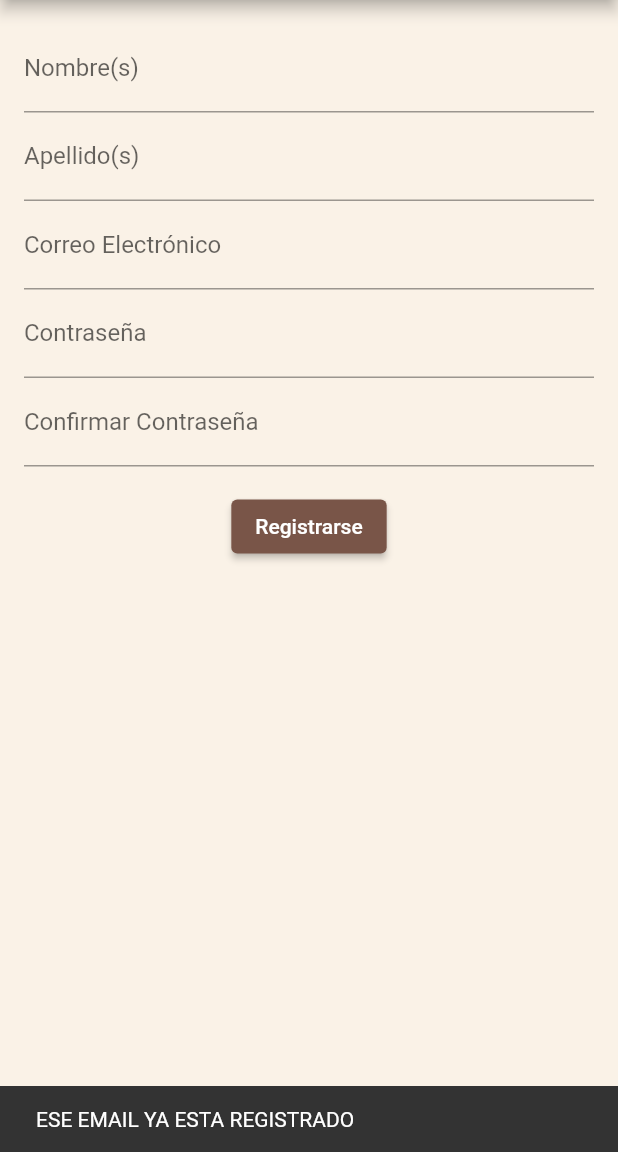
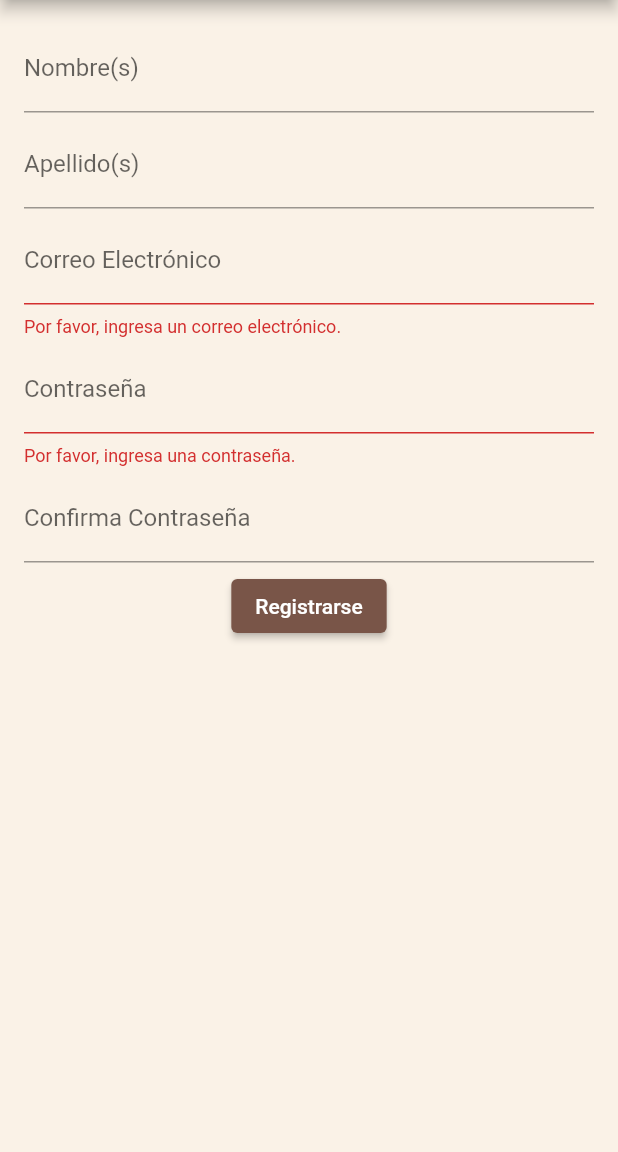
Before and after one commit to cuatedani/gps_baby_care, a Flutter app: the RegistroView screen opened directly, after a tap on "Registrarse", on a phone screen of 412 x 824 dp, the part 84-1236 px from its top. Run offline on Flutter 3.47's test engine with Material 2 defaults, Android fonts, the light colour scheme and no system bars; our stand-ins replace cloud_firestore, firebase_core; accounts and stored records are empty.

Commit message:
Daniel - RegistroView Funcionalidad V2.0

```diff
--- a/lib/Vistas/RegistroView.dart
+++ b/lib/Vistas/RegistroView.dart
@@ -14,6 +14,11 @@ class _RegistroViewState extends State<RegistroView> {
   final email = TextEditingController();
   final password1 = TextEditingController();
   final password2 = TextEditingController();
+
+  bool validEmail = true;
+
+  AutovalidateMode _autovalidateMode = AutovalidateMode
+      .disabled; // Inicialmente, la validación no se realiza automáticamente
 
   @override
   Widget build(BuildContext context) {
@@ -34,33 +39,41 @@ class _RegistroViewState extends State<RegistroView> {
           padding: EdgeInsets.all(16.0),
           child: Form(
             key: _formKey,
+            autovalidateMode:
+                _autovalidateMode, // Define el modo de validación automática
             child: Column(
               children: <Widget>[
                 TextFormField(
                   decoration: InputDecoration(labelText: 'Nombre(s)'),
                   controller: name,
                 ),
+                SizedBox(height: 5,),
                 TextFormField(
                   decoration: InputDecoration(labelText: 'Apellido(s)'),
                   controller: lastname,
                 ),
+                SizedBox(height: 5,),
                 TextFormField(
                   decoration: InputDecoration(labelText: 'Correo Electrónico'),
                   keyboardType: TextInputType.emailAddress,
                   controller: email,
+                  validator: validateEmail, // Validación de correo electrónico
                 ),
+                SizedBox(height: 5,),
                 TextFormField(
                   decoration: InputDecoration(labelText: 'Contraseña'),
                   obscureText: true,
                   controller: password1,
+                  validator: validatePassword,
                 ),
+                SizedBox(height: 5,),
                 TextFormField(
-                  decoration:
-                      InputDecoration(labelText: 'Confirmar Contraseña'),
+                  decoration: InputDecoration(labelText: 'Confirma Contraseña'),
                   obscureText: true,
                   controller: password2,
+                  validator: confirmPassword,
                 ),
-                SizedBox(height: 16.0),
+                SizedBox(height: 5,),
                 ElevatedButton(
                   style: ButtonStyle(
                     backgroundColor:
@@ -68,7 +81,15 @@ class _RegistroViewState extends State<RegistroView> {
                   ),
                   child: Text('Registrarse'),
                   onPressed: () async {
+                    bool isEmailValid = await UsuarioController.verifEmailUsuario(email.text);
+                    setState(() {
+                      validEmail = isEmailValid;
+                      // Habilita la validación automática al enviar el formulario
+                      _autovalidateMode = AutovalidateMode.onUserInteraction;
+                    });
+                    if (_formKey.currentState!.validate()) {
                       FuncRegistrar();
+                    }
                   },
                 ),
               ],
@@ -79,23 +100,8 @@ class _RegistroViewState extends State<RegistroView> {
     );
   }
 
+  //Funcion para el boton Registrar
   void FuncRegistrar() async {
-    if (password1.text != password2.text) {
-      ScaffoldMessenger.of(context)
-          .showSnackBar(SnackBar(content: Text("LA CONTRASEÑAS NO COINCIDEN")));
-      setState(() {
-        password1.clear();
-        password2.clear();
-      });
-    } else {
-      bool validEmail = await UsuarioController.verifEmailUsuario(email.text);
-      if (validEmail == false) {
-        ScaffoldMessenger.of(context).showSnackBar(
-            SnackBar(content: Text("ESE EMAIL YA ESTA REGISTRADO")));
-        setState(() {
-          email.clear();
-        });
-      } else {
     Usuario u = Usuario(
         name: name.text,
         lastname: lastname.text,
@@ -109,7 +115,58 @@ class _RegistroViewState extends State<RegistroView> {
 
     Navigator.pop(context);
   }
+
+  // Función para validar el correo electrónico de manera asíncrona
+  String? validateEmail(String? value) {
+    if (value == null || value.isEmpty) {
+      return 'Por favor, ingresa un correo electrónico.';
     }
 
+    if (!value.contains('@')) {
+      return 'Por favor ingresa un correo electrónico válido';
+    }
+
+    if (validEmail == false) {
+      return 'Ese correo electrónico ya está registrado';
+    }
+
+    return null;
+  }
+
+  // Función para validar la contraseña
+  String? confirmPassword(String? value) {
+    if (value != password1.text) {
+      return '¡Las contraseñas no coinciden!.';
+    }
+    return null; // La contraseñas coinciden
+  }
+
+  // Función para validar la contraseña
+  String? validatePassword(String? value) {
+    if (value == null || value.isEmpty) {
+      return 'Por favor, ingresa una contraseña.';
+    }
+
+    // Comprueba la longitud
+    if (value.length < 8) {
+      return 'La contraseña debe tener al menos 8 caracteres.';
+    }
+
+    /*// Comprueba si contiene al menos un número
+    if (!value.contains(RegExp(r'\d'))) {
+      return 'La contraseña debe contener al menos un número.';
+    }
+
+    // Comprueba si contiene al menos una mayúscula
+    if (!value.contains(RegExp(r'[A-Z]'))) {
+      return 'La contraseña debe contener al menos una letra mayúscula.';
+    }
+
+    // Comprueba si contiene al menos un carácter especial
+    if (!value.contains(RegExp(r'[!@#$%^&*(),.?":{}|<>]'))) {
+      return 'La contraseña debe contener al menos un carácter especial.';
+    }*/
+
+    return null; // La contraseña cumple con todos los requisitos
   }
 }
```
Lines whose indentation alone changed are shown as unchanged.
